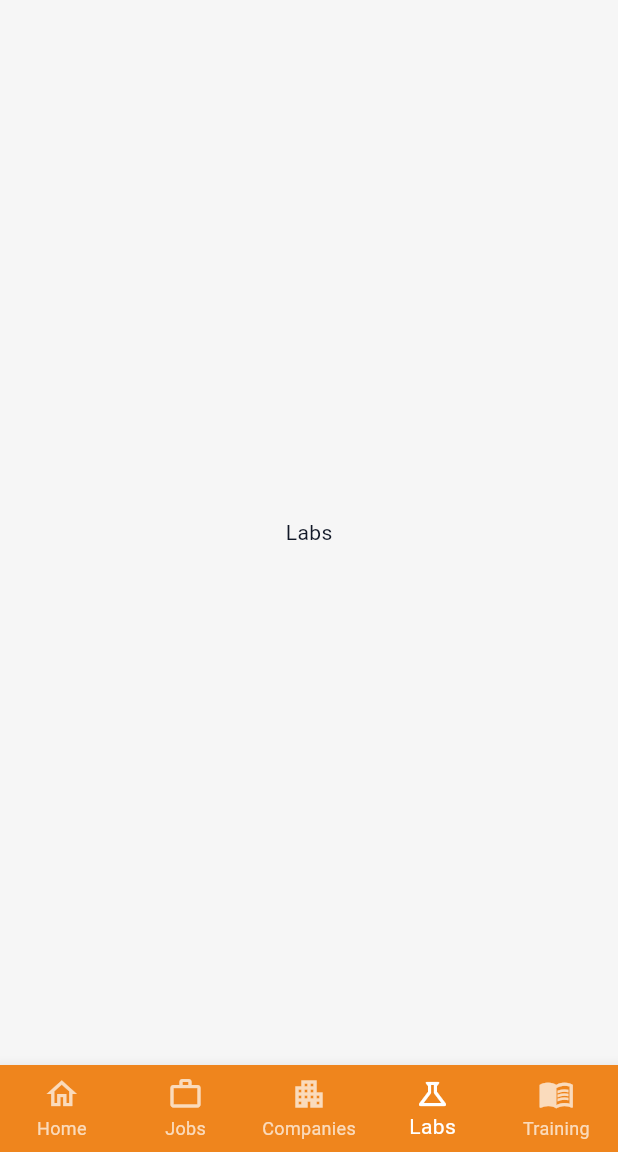
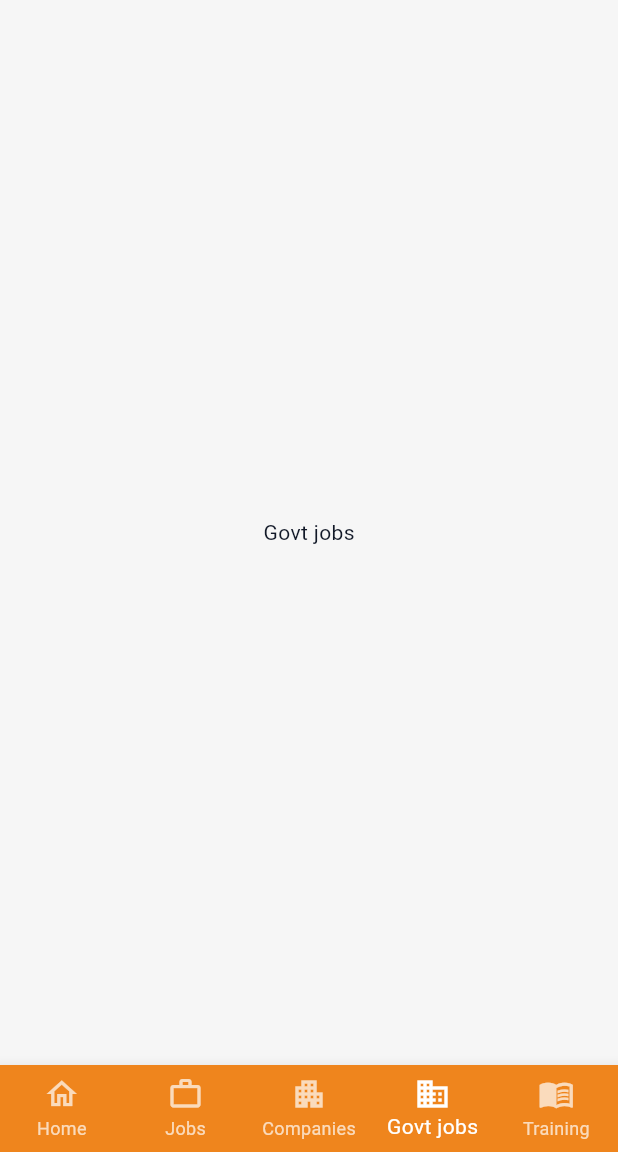
Before and after one commit to Alex-Yu21/Bhuvih-HR-Solutions, a Flutter app: the screen it shows after launch, item 4 of the bottom bar chosen, on a phone screen of 412 x 824 dp, the part 84-1236 px from its top. Run offline on Flutter 3.47's test engine with Material 3 defaults, Android fonts, the phone set to English and light mode, and no system bars; our stand-ins replace go_router.

Commit message:
feat: navigation using go_router

```diff
--- /dev/null
+++ b/lib/app_router.dart
@@ -0,0 +1,83 @@
+import 'package:bhuvih_hr_solutions/presentation/root_view.dart';
+import 'package:flutter/material.dart';
+import 'package:go_router/go_router.dart';
+
+import 'presentation/home_view.dart';
+
+final GoRouter appRouter = GoRouter(
+  initialLocation: '/',
+  routes: [
+    ShellRoute(
+      builder: (context, state, child) =>
+          KoluvuScaffold(state: state, child: child),
+      routes: [
+        GoRoute(
+          path: '/',
+          name: 'home',
+          pageBuilder: (context, state) =>
+              const NoTransitionPage(child: HomeView()),
+        ),
+        GoRoute(
+          path: '/jobs',
+          name: 'jobs',
+          pageBuilder: (context, state) =>
+              const NoTransitionPage(child: JobsView()),
+        ),
+        GoRoute(
+          path: '/companies',
+          name: 'companies',
+          pageBuilder: (context, state) =>
+              const NoTransitionPage(child: CompaniesView()),
+        ),
+        GoRoute(
+          path: '/govt-jobs',
+          name: 'govt-jobs',
+          pageBuilder: (context, state) =>
+              const NoTransitionPage(child: GovtJobsView()),
+        ),
+        GoRoute(
+          path: '/training',
+          name: 'training',
+          pageBuilder: (context, state) =>
+              const NoTransitionPage(child: TrainingView()),
+        ),
+      ],
+    ),
+  ],
+);
+
+class JobsView extends StatelessWidget {
+  const JobsView({super.key});
+
+  @override
+  Widget build(BuildContext context) {
+    return const Center(child: Text('Jobs'));
+  }
+}
+
+class CompaniesView extends StatelessWidget {
+  const CompaniesView({super.key});
+
+  @override
+  Widget build(BuildContext context) {
+    return const Center(child: Text('Companies'));
+  }
+}
+
+class GovtJobsView extends StatelessWidget {
+  const GovtJobsView({super.key});
+
+  @override
+  Widget build(BuildContext context) {
+    return const Center(child: Text('Govt jobs'));
+  }
+}
+
+class TrainingView extends StatelessWidget {
+  const TrainingView({super.key});
+
+  @override
+  Widget build(BuildContext context) {
+    return const Center(child: Text('Training'));
+  }
+}
--- a/lib/main.dart
+++ b/lib/main.dart
@@ -1,19 +1,19 @@
+import 'package:bhuvih_hr_solutions/app_router.dart';
 import 'package:bhuvih_hr_solutions/presentation/resources/theme.dart';
-import 'package:bhuvih_hr_solutions/presentation/root_view.dart';
 import 'package:flutter/material.dart';
 
-void main() => runApp(const App());
+void main() {
+  runApp(const KoluvuApp());
+}
 
-class App extends StatelessWidget {
-  const App({super.key});
+class KoluvuApp extends StatelessWidget {
+  const KoluvuApp({super.key});
 
   @override
-  Widget build(BuildContext context) {
-    return MaterialApp(
-      title: 'Bhuvih HR Solutions',
-      theme: appTheme,
-      debugShowCheckedModeBanner: false,
-      home: const RootView(),
-    );
-  }
+  Widget build(BuildContext context) => MaterialApp.router(
+    debugShowCheckedModeBanner: false,
+    title: 'Koluvu',
+    theme: appTheme,
+    routerConfig: appRouter,
+  );
 }
--- a/lib/presentation/root_view.dart
+++ b/lib/presentation/root_view.dart
@@ -1,26 +1,18 @@
-import 'package:bhuvih_hr_solutions/presentation/home_view.dart';
 import 'package:flutter/material.dart';
+import 'package:go_router/go_router.dart';
 
-class RootView extends StatefulWidget {
-  const RootView({super.key});
+class KoluvuScaffold extends StatelessWidget {
+  final Widget child;
+  final GoRouterState state;
 
-  @override
-  State<RootView> createState() => _RootViewState();
-}
+  const KoluvuScaffold({super.key, required this.child, required this.state});
 
-class _RootViewState extends State<RootView> {
-  int _currentIndex = 0;
-
-  static const List<Widget> _pages = [
-    HomeView(),
-    Center(child: Text('Jobs')), // TODO: real screens
-    Center(child: Text('Companies')),
-    Center(child: Text('Labs')),
-    Center(child: Text('Training')),
-  ];
+  static const _paths = ['/', '/jobs', '/companies', '/govt-jobs', '/training'];
 
   @override
   Widget build(BuildContext context) {
+    final currentIndex = _paths.indexOf(state.matchedLocation);
+
     return Scaffold(
       appBar: AppBar(
         elevation: 4,
@@ -41,14 +33,14 @@ class _RootViewState extends State<RootView> {
           ],
         ),
       ),
-      body: _pages[_currentIndex],
+      body: child,
       bottomNavigationBar: BottomNavigationBar(
         backgroundColor: Theme.of(context).colorScheme.primary,
         selectedItemColor: Colors.white,
         unselectedItemColor: Colors.white70,
         type: BottomNavigationBarType.fixed,
-        currentIndex: _currentIndex,
-        onTap: (idx) => setState(() => _currentIndex = idx),
+        currentIndex: currentIndex < 0 ? 0 : currentIndex,
+        onTap: (index) => context.go(_paths[index]),
         items: const [
           BottomNavigationBarItem(
             icon: Icon(Icons.home_outlined),
@@ -63,8 +55,8 @@ class _RootViewState extends State<RootView> {
             label: 'Companies',
           ),
           BottomNavigationBarItem(
-            icon: Icon(Icons.science_outlined),
-            label: 'Labs',
+            icon: Icon(Icons.business_outlined),
+            label: 'Govt jobs',
           ),
           BottomNavigationBarItem(
             icon: Icon(Icons.menu_book_outlined),
--- a/pubspec.yaml
+++ b/pubspec.yaml
@@ -30,6 +30,7 @@ environment:
 dependencies:
   flutter:
     sdk: flutter
+  go_router: ^14.0.1
 
   # The following adds the Cupertino Icons font to your application.
   # Use with the CupertinoIcons class for iOS style icons.
```
Also changed, not shown: pubspec.lock.
